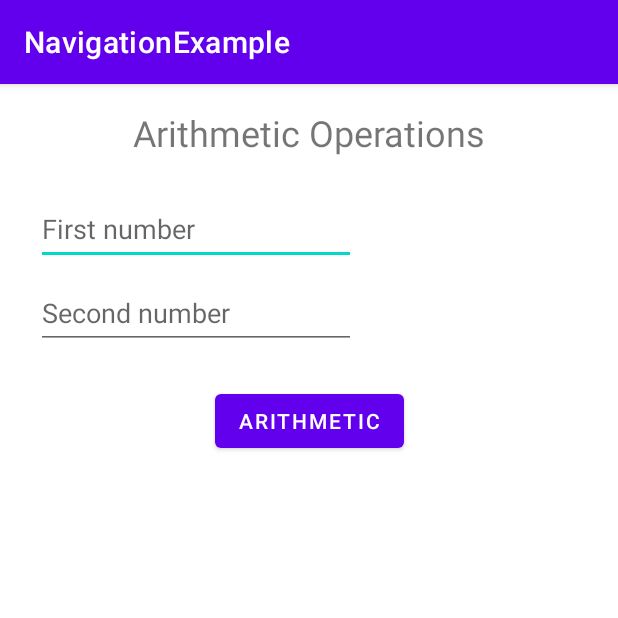
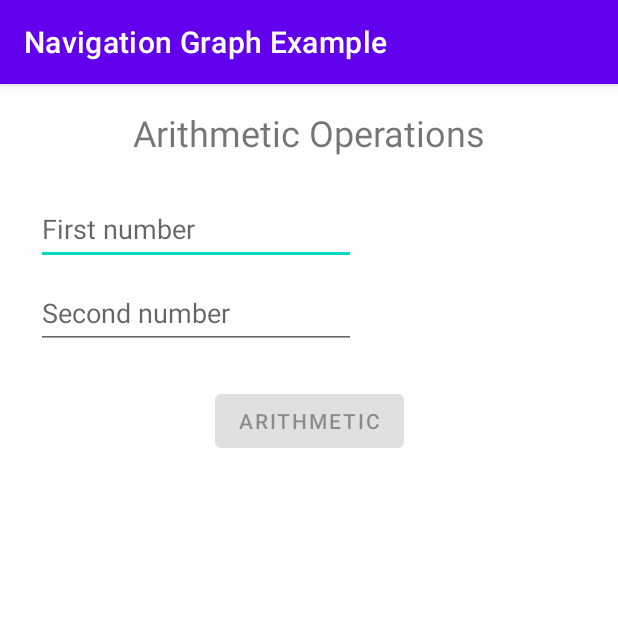
Before and after one commit to gvsudon/cs357-code-example, an Android app: the screen it shows after launch (MainActivity), on a phone screen of 412 x 824 dp, the top half of it. Run offline under Robolectric (Android 15) with nearby library versions, the phone set to English and light mode, and no system bars.

Commit message:
Update app name, use SafeArgs for Kotlin

```diff
--- a/android-navigation/app/build.gradle
+++ b/android-navigation/app/build.gradle
@@ -1,7 +1,7 @@
 plugins {
     id 'com.android.application'
     id 'org.jetbrains.kotlin.android'
-    id 'androidx.navigation.safeargs'
+    id 'androidx.navigation.safeargs.kotlin'
 }
 
 android {
--- a/android-navigation/app/src/main/java/edu/gvsu/cis/navigationexample/NumberInputFragment.kt
+++ b/android-navigation/app/src/main/java/edu/gvsu/cis/navigationexample/NumberInputFragment.kt
@@ -27,7 +27,7 @@ class NumberInputFragment : Fragment() {
             input1 = findViewById<EditText>(R.id.firstNum)
             input2 = findViewById<EditText>(R.id.secondNum)
             arithmeticBtn = findViewById<Button>(R.id.arithmetic_btn)
-
+            arithmeticBtn.isEnabled = false
         }
         input1.addTextChangedListener {
             arithmeticBtn.isEnabled =
--- a/android-navigation/app/src/main/res/navigation/my_nav_graph.xml
+++ b/android-navigation/app/src/main/res/navigation/my_nav_graph.xml
@@ -11,8 +11,7 @@
         tools:layout="@layout/fragment_number_input" >
         <action
             android:id="@+id/toArithOp"
-            app:destination="@id/arithmeticOpFragment"
-            app:popUpTo="@id/numberInputFragment"/>
+            app:destination="@id/arithmeticOpFragment" />
     </fragment>
     <fragment
         android:id="@+id/arithmeticOpFragment"
--- a/android-navigation/app/src/main/res/values/strings.xml
+++ b/android-navigation/app/src/main/res/values/strings.xml
@@ -1,5 +1,5 @@
 <resources>
-    <string name="app_name">NavigationExample</string>
+    <string name="app_name">Navigation Graph Example</string>
     <!-- TODO: Remove or change this placeholder text -->
     <string name="hello_blank_fragment">Hello blank fragment</string>
 </resources>
```
